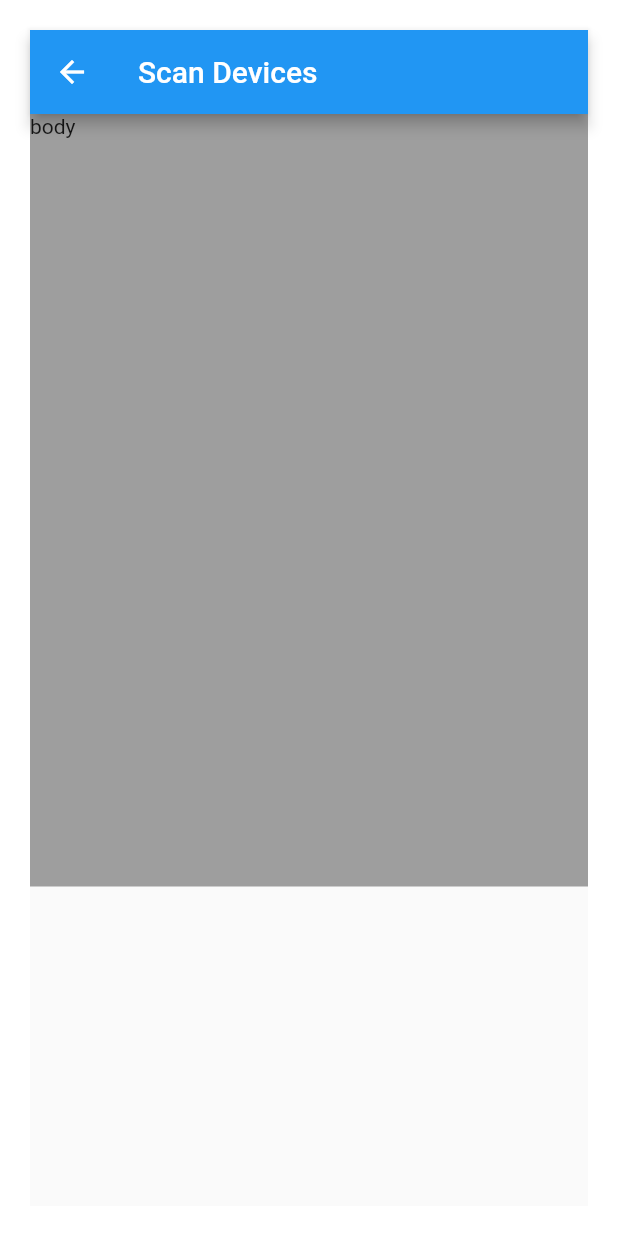
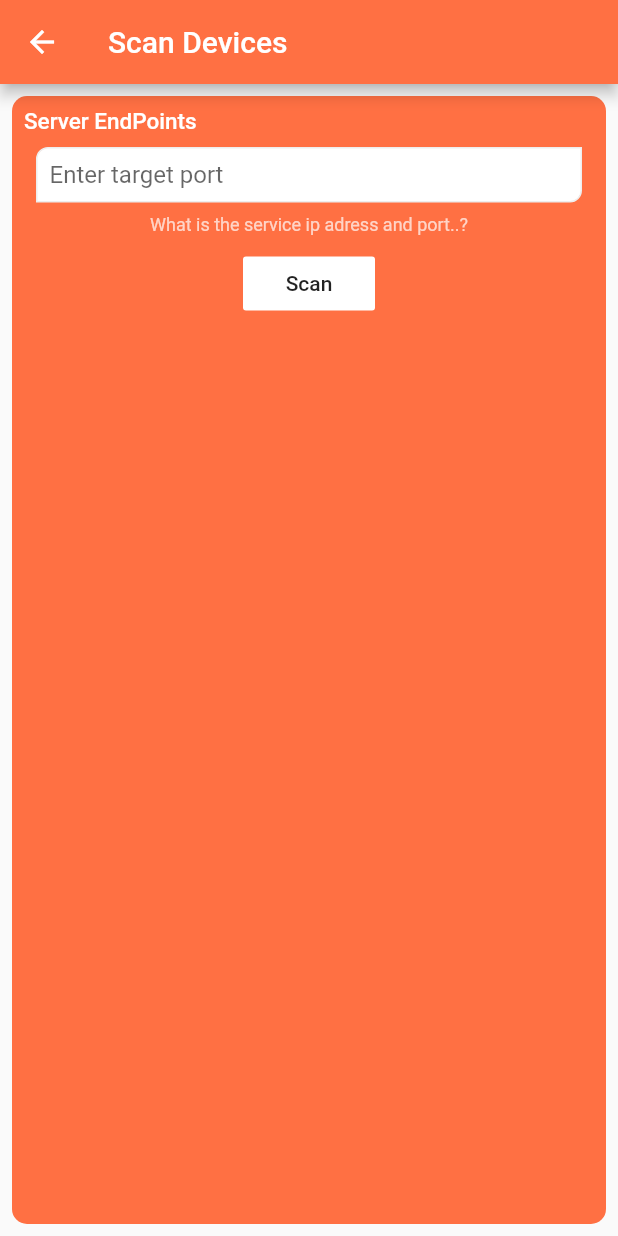
Before and after one commit to pranavkapoorr/I-Pos, a Flutter app: the DeviceFinderScreen screen opened directly, on a phone screen of 412 x 824 dp. Run offline on Flutter 3.47's test engine with Material 2 defaults, Android fonts, the phone set to English and light mode, and no system bars; our stand-ins replace shared_preferences; accounts and stored records are empty.

Commit message:
scanDevices

```diff
--- a/lib/views/device-finder.dart
+++ b/lib/views/device-finder.dart
@@ -1,3 +1,4 @@
+import 'dart:io';
 import 'package:flutter/material.dart';
 
 class DeviceFinderScreen extends StatefulWidget{
@@ -8,19 +9,115 @@ class DeviceFinderScreen extends StatefulWidget{
 }
 
 class _DeviceFinderScreenState extends State<DeviceFinderScreen>{
+  List<String> _list = new List();
 
   @override
-  Widget build(BuildContext context) => Padding(
-    padding: const EdgeInsets.all(20.0),
-    child: new Scaffold(
-      appBar: new AppBar(title: Text("Scan Devices"),),
+  void initState() {
+    super.initState();
+  }
+  @override
+  Widget build(BuildContext context) {
+    Size deviceSize = MediaQuery
+        .of(context)
+        .size;
+    return Scaffold(
+      appBar: AppBar(
+        backgroundColor: Colors.deepOrange.shade400,
+        title: Text("Scan Devices"),
+      ),
       body: Container(
-        color: Colors.grey,
-        height: MediaQuery.of(context).size.height/1.6,
-        width: MediaQuery.of(context).size.width,
-        child: Text("body"),
+        child: Padding(
+          padding: const EdgeInsets.all(8.0),
+          child: Container(
+            decoration: BoxDecoration(
+                color: Colors.deepOrange.shade400,
+                borderRadius: BorderRadius.circular(10.0)
+            ),
+            child: new ListView(
+              children: <Widget>[
+                Padding(
+                  padding: const EdgeInsets.all(8.0),
+                  child: Column(
+                    children: <Widget>[
+                      Align(alignment: Alignment.topLeft,
+                          child: Text("Server EndPoints", style: TextStyle(
+                              color: Colors.white,
+                              fontSize: 15.0,
+                              fontWeight: FontWeight.w500),)),
+                      Padding(
+                        padding: const EdgeInsets.all(8.0),
+                        child: Container(
+                            padding: EdgeInsets.all(8.0),
+                            width: deviceSize.width,
+                            decoration: BoxDecoration(
+                                color: Colors.white,
+                                border: Border.all(color: Colors.grey.shade200),
+                                borderRadius: BorderRadius.only(
+                                    topLeft: Radius.circular(8.0),
+                                    bottomRight: Radius.circular(8.0)
+                                )
+                            ),
+                            child: TextField(
+                              decoration: InputDecoration.collapsed(
+                                  hintText: "Enter target port"),
+                              controller: null,)
+                        ),
+                      ),
+
+                      Text("What is the service ip adress and port..?",
+                        style: TextStyle(color: Colors.white70, fontSize: 12.0),),
+
+                      Padding(
+                        padding: const EdgeInsets.all(8.0),
+                        child: FlatButton(
+                          color: Colors.white,
+                          child: Text("Scan"),
+                          onPressed: (){
+                            _list.clear();
+                            scanDevices();
+                          },
+                        ),
+                      )
+                    ],
+                  ),
+                ),
+                Container(
+                  constraints: BoxConstraints(maxHeight: MediaQuery.of(context).size.height/2),
+                  child: _list.length>0?ListView.builder(
+                      itemCount: _list.length,
+                      itemBuilder: (context,index)=>
+                      new  AnimatedContainer(
+                        margin: EdgeInsets.all(8.0),
+                        curve: ElasticInCurve(5.0),
+                        duration: new Duration(seconds: 2),
+                        color: Colors.white,
+                        child: new ListTile(leading: Icon(Icons.phonelink),title: Text(_list[index]),),
+                      )
+                  ):Text(""),
+                )
+
+              ],
+            ),
+          ),
+        ),
       ),
-    ),
-  );
+    );
+  }
+
+
+
+  void scanDevices(){
+    for(int i =1;i<254;i++){
+      Socket.connect("192.168.0.$i", 40001).then((s){
+        _list.add("192.168.0.$i");
+        s.destroy();
+        setState(() {
+        });
+      }).catchError((e){});
+    }
+
+
+
+  }
 
 }
--- a/pubspec.yaml
+++ b/pubspec.yaml
@@ -15,6 +15,7 @@ dependencies:
   # Use with the CupertinoIcons class for iOS style icons.
   cupertino_icons: ^0.1.2
   shared_preferences: "^0.4.2"
+  wifi_ip: ^0.0.1
 
 dev_dependencies:
   flutter_test:
```
Also changed, not shown: 2 other files.
